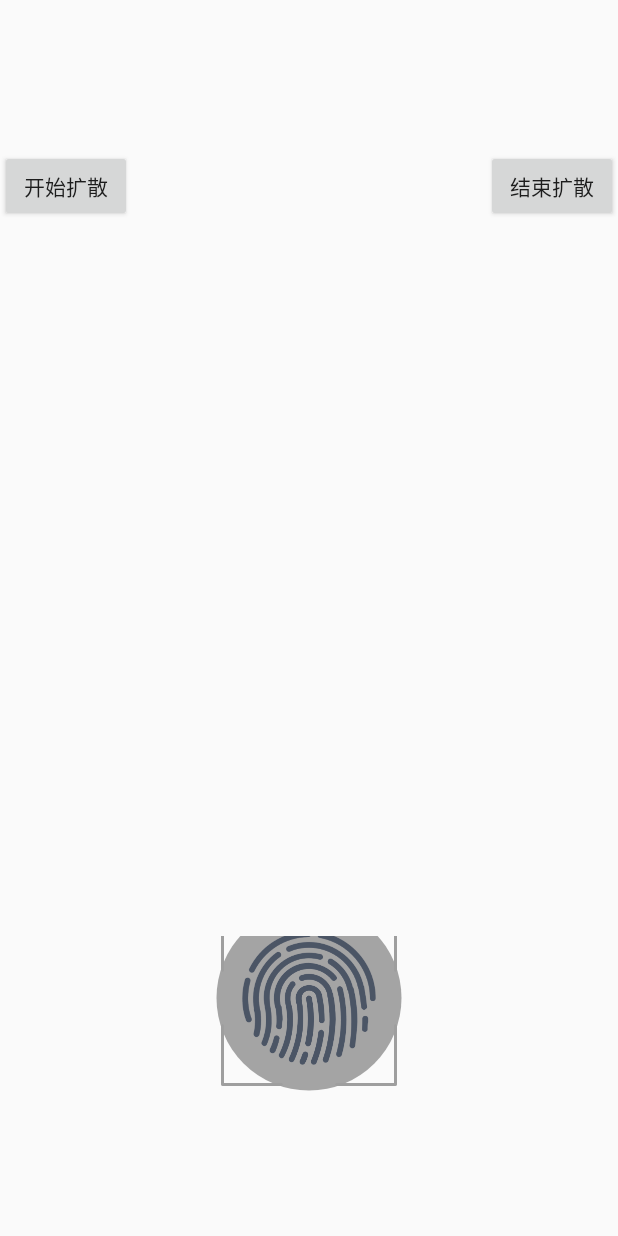
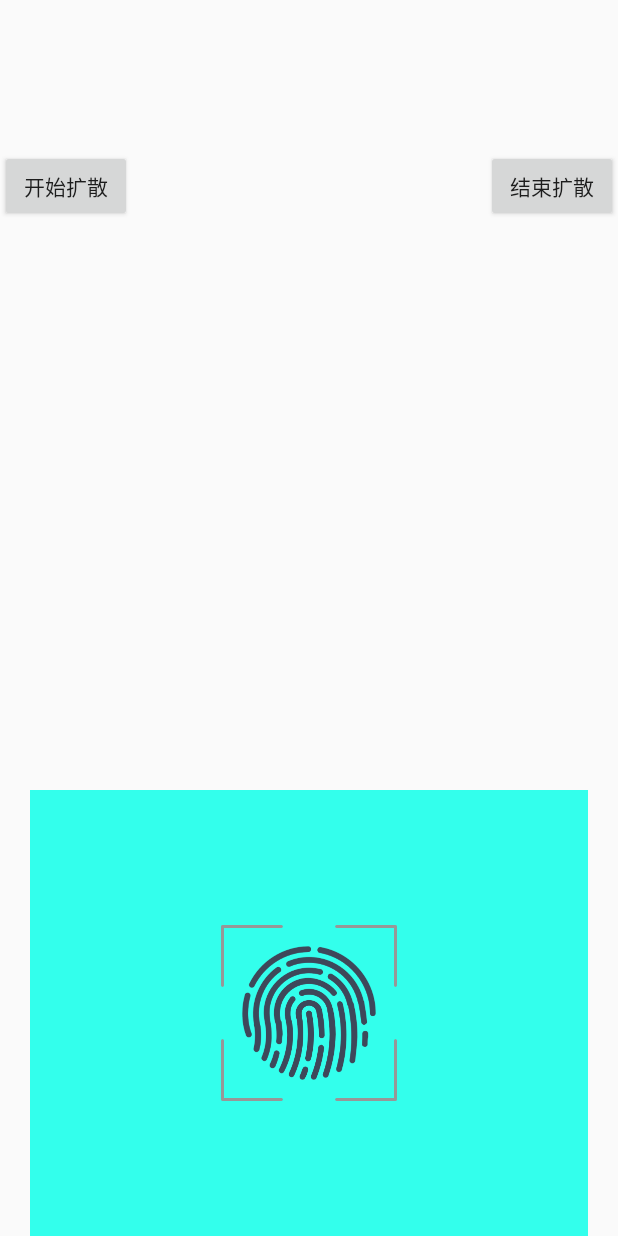
Before and after one commit to xjxliuxing/AndroidHelper, an Android app: the layout activity_touch_unlock.xml on its own in the app's theme, with its tools: preview values and no code run, on a phone screen of 412 x 824 dp. Run offline under Robolectric (Android 15) with nearby library versions, the phone set to English and light mode, and no system bars.

Commit message:
完善密码解锁的view

```diff
--- a/app/src/main/java/com/xjx/helper/ui/home/activity/todo/customviewui/TouchUnlockActivity.kt
+++ b/app/src/main/java/com/xjx/helper/ui/home/activity/todo/customviewui/TouchUnlockActivity.kt
@@ -25,6 +25,7 @@ class TouchUnlockActivity : CommonBaseTitleActivity() {
 //            cv.endView()
 //            waaaa.pauseAnim()
             lllll.pause()
+            touch_view.endView()
         }
     }
 
--- a/app/src/main/java/com/xjx/helper/widget/custom/TestView.java
+++ b/app/src/main/java/com/xjx/helper/widget/custom/TestView.java
@@ -44,7 +44,7 @@ public class TestView extends View {
     private int centerX; // view的X轴中心
     private int centerY; // view的Y轴中心
     private int radius;   // 绘制的半径
-    private int mPaintWidth = 30; // 画笔的宽度
+    // private int mPaintWidth = 30; // 画笔的宽度
     private int intervalWidth = 30; // 每隔view间隔的宽度
     private float speed = 1.5f;// 扩散的速度
 
@@ -64,7 +64,7 @@ public class TestView extends View {
         mPaintSpread.setAntiAlias(true);
         mPaintSpread.setDither(true);
         mPaintSpread.setStyle(Paint.Style.FILL);
-        mPaintSpread.setStrokeWidth(mPaintWidth);// view的宽度
+        // mPaintSpread.setStrokeWidth(mPaintWidth);// view的宽度
         mPaintSpread.setColor(ContextCompat.getColor(getContext(), R.color.black_15));
 
         mAlphaList.add(255); // 默认设置最大值
@@ -127,7 +127,7 @@ public class TestView extends View {
             LogUtil.e("width:" + width + "  alphas:" + alphas + "   alphasZoom：" + alphasZoom + " maxRadius：" + maxRadius + "  maxLenght:" + (maxRadius - radius));
             if (width + radius < maxRadius) {  //扩散直径和透明度
                 LogUtil.e("  ssss:" + (255 - alphasZoom * (width + speed)));
-                mAlphaList.set(i, (int) (255 - alphasZoom * (width + speed)));
+                mAlphaList.set(i, (int) (257 - alphasZoom * (width + speed)));
                 mRadiusList.set(i, width + speed);
             } else {
                 mAlphaList.set(i, 0);
@@ -136,7 +136,7 @@ public class TestView extends View {
 
         // 只要最外边的view宽度大于30 ，就开始添加一个view
         Float current = mRadiusList.get(mRadiusList.size() - 1);
-        if ((current) == (mPaintWidth + intervalWidth)) {
+        if (current == intervalWidth) {
             mRadiusList.add(0f);
             mAlphaList.add(255);
         }
--- /dev/null
+++ b/app/src/main/java/com/xjx/helper/widget/custom/TouchView.java
@@ -0,0 +1,267 @@
+package com.xjx.helper.widget.custom;
+
+import android.annotation.SuppressLint;
+import android.content.Context;
+import android.content.res.TypedArray;
+import android.graphics.Bitmap;
+import android.graphics.Canvas;
+import android.graphics.Paint;
+import android.graphics.Rect;
+import android.graphics.drawable.Drawable;
+import android.os.Handler;
+import android.os.Message;
+import android.util.AttributeSet;
+import android.view.MotionEvent;
+import android.view.View;
+
+import androidx.annotation.Nullable;
+import androidx.core.content.ContextCompat;
+
+import com.xjx.helper.R;
+import com.xjx.helper.utils.ConvertUtil;
+import com.xjx.helper.utils.CustomViewUtil;
+import com.xjx.helper.utils.LogUtil;
+import com.xjx.helper.utils.ToastUtil;
+
+import java.util.ArrayList;
+import java.util.List;
+
+/**
+ * 按下的View效果
+ */
+public class TouchView extends View {
+    private final long waitTime = 1000; // 长按的等待时间
+    private final int waitCode = 199716; // 长按的code
+
+    private String TAG = "Touch";
+    private Bitmap mBitmap;
+    private int mBitmapWidth;
+    private int mBitmapHeight;
+
+    private float mTopValue; // 距离顶部的距离
+    private float mBottomValue; // 距离底部的距离
+    private int mRadiusPadding; // 左右边距的值
+
+    private int mLeft;
+    private int mRight;
+    private int mTop;
+    private int mBottom;
+
+    private int mCenterX;       // view的X轴中心
+    private int mCenterY;       // view的Y轴中心
+    private int mBitmapRadius;  // 圆形的半径
+    private int mMaxRadius = 0; // 最大的半径值
+
+    private Rect mRectSrc, mRectDes;
+    private Paint mPaint = new Paint();
+
+    private boolean isStartAnim = false; // 控制是否循环
+
+    private List<Float> mRadiusList = new ArrayList();
+    private List<Integer> mAlphaList = new ArrayList();
+    private int intervalWidth; // 每隔view间隔的宽度
+    private float mSpeed;// 扩散的速度
+    private float mAlphasZoom; // 透明度的比例
+
+    private TouchListener mListener;
+
+    public TouchView(Context context) {
+        super(context);
+        initView(context, null);
+    }
+
+    public TouchView(Context context, @Nullable AttributeSet attrs) {
+        super(context, attrs);
+        initView(context, attrs);
+    }
+
+    private void initView(Context context, AttributeSet attrs) {
+        // 获取属性
+        @SuppressLint("CustomViewStyleable")
+        TypedArray array = context.obtainStyledAttributes(attrs, R.styleable.TouchView);
+
+        float dp = ConvertUtil.toDp(100f);
+
+        // drawable
+        Drawable drawable = array.getDrawable(R.styleable.TouchView_tv_drawable);
+        mTopValue = array.getDimension(R.styleable.TouchView_tv_padding_Top, dp);
+        mBottomValue = array.getDimension(R.styleable.TouchView_tv_padding_Bottom, dp);
+        mRadiusPadding = (int) array.getDimension(R.styleable.TouchView_tv_padding_Radius, dp);
+        intervalWidth = (int) array.getDimension(R.styleable.TouchView_tv_interval_Width, dp);
+        mSpeed = array.getFloat(R.styleable.TouchView_tv_speed, 1);
+
+        mBitmap = CustomViewUtil.getBitmapDefault(drawable);
+        // 设置bitmap的数据
+        if (mBitmap != null) {
+            mBitmapWidth = mBitmap.getWidth();
+            mBitmapHeight = mBitmap.getHeight();
+        }
+        // 释放对象
+        array.recycle();
+    }
+
+    @Override
+    protected void onSizeChanged(int w, int h, int oldw, int oldh) {
+        super.onSizeChanged(w, h, oldw, oldh);
+
+        LogUtil.e(TAG, "mBitmapWidth:" + mBitmapWidth + "   mBitmapHeight:" + mBitmapHeight);
+        int measuredWidth = getMeasuredWidth();
+        int measuredHeight = getMeasuredHeight();
+
+        // 设定边距
+        mLeft = (measuredWidth - mBitmapWidth) / 2 + mRadiusPadding;
+        mRight = mLeft + mBitmapWidth;
+
+        if (mTopValue <= 0) {
+            mTop = (int) mTopValue;
+        } else {
+            mTop = (measuredHeight - mBitmapHeight) / 2;
+        }
+        mBottom = mTop + (mBitmapHeight);
+
+        // 半径
+        mCenterX = mLeft + (mBitmapWidth / 2);
+        mCenterY = mTop + (mBitmapHeight / 2);
+        mBitmapRadius = mBitmapWidth / 2;
+
+        // mMaxRadius = measuredWidth / 2 + mRadiusPadding;
+        mMaxRadius = Math.min((measuredWidth / 2 + mRadiusPadding), (measuredHeight / 2));
+
+        mRectSrc = new Rect(0, 0, mBitmapWidth, mBitmapHeight);
+        mRectDes = new Rect(mLeft, mTop, mRight, mBottom);
+
+        // 画笔
+        mPaint.setAntiAlias(true);
+        mPaint.setDither(true);
+        mPaint.setStyle(Paint.Style.FILL);
+        mPaint.setColor(ContextCompat.getColor(getContext(), R.color.black_15));
+
+        // 求出每一份view占据的透明度
+        mAlphasZoom = 255f / (mMaxRadius - mBitmapRadius); //注意这里 如果为int类型就会为0,除数中f一定要加,默认int ;
+    }
+
+    @Override
+    protected void onMeasure(int widthMeasureSpec, int heightMeasureSpec) {
+        super.onMeasure(widthMeasureSpec, heightMeasureSpec);
+
+        if (mBottomValue + mTopValue <= 0) {
+            int width = resolveSize(MeasureSpec.getSize(widthMeasureSpec), widthMeasureSpec) - (mRadiusPadding * 2);
+            setMeasuredDimension(width, width);
+        } else {
+            setMeasuredDimension(resolveSize(MeasureSpec.getSize(widthMeasureSpec), widthMeasureSpec) - (mRadiusPadding * 2),
+                    (int) (mBitmapHeight + mTopValue + mBottomValue));
+        }
+    }
+
+    @Override
+    protected void onDraw(Canvas canvas) {
+        super.onDraw(canvas);
+
+        // 绘制动态圆圈
+        if (isStartAnim) {
+            for (int i = 0; i < mRadiusList.size(); i++) {
+                // 设置透明度
+                Integer alphas = mAlphaList.get(i);
+                mPaint.setAlpha(alphas);
+                // 设置
+                Float width = mRadiusList.get(i);
+                canvas.drawCircle(mCenterX, mCenterY, width + mBitmapRadius, mPaint);
+
+                if (mListener != null) {
+                    mListener.onDownTouch();
+                }
+
+                if (width + mBitmapRadius <= mMaxRadius) {
+                    mRadiusList.set(i, (width + mSpeed));
+                    mAlphaList.set(i, (int) (255 - (width * mAlphasZoom)));
+                }
+                LogUtil.e("当前的widht:" + width + " 间隔：" + ((width + mSpeed) + mBitmapRadius));
+            }
+
+            if (mRadiusList.get(mRadiusList.size() - 1) >= intervalWidth) {
+                mRadiusList.add(0f);
+                mAlphaList.add(255);
+            }
+
+            if (mRadiusList.size() > 10) {
+                mRadiusList.remove(0);
+                mAlphaList.remove(0);
+            }
+
+            invalidate();
+        }
+
+        // 绘制中心图片
+        canvas.drawBitmap(mBitmap, mRectSrc, mRectDes, null);
+    }
+
+    @Override
+    public boolean dispatchTouchEvent(MotionEvent event) {
+        switch (event.getAction()) {
+            // 按下和移动的动作
+            case MotionEvent.ACTION_DOWN:
+                float x = event.getX();
+                float y = event.getY();
+                if ((x >= mLeft) && (x <= mRight) && (y >= mTop) && (y <= mBottom)) {
+                    // 在这里需要去触动水波纹效果
+                    LogUtil.e("开始发送消息 ...");
+                    // 发送一个延迟的消息
+                    mHandler.sendEmptyMessageDelayed(waitCode, waitTime);
+                    return true;
+                } else {
+                    return false;
+                }
+
+            case MotionEvent.ACTION_UP:
+                if (mListener != null) {
+                    mListener.onUpTouch();
+                }
+                mHandler.removeMessages(waitCode);
+                mHandler.removeCallbacksAndMessages(null);
+                endView();
+                invalidate();
+                return false;
+        }
+        return super.dispatchTouchEvent(event);
+    }
+
+    @SuppressLint("HandlerLeak")
+    private Handler mHandler = new Handler() {
+        @Override
+        public void handleMessage(Message msg) {
+            super.handleMessage(msg);
+            startView();
+        }
+    };
+
+    private void startView() {
+        ToastUtil.showToast("开始执行动画...");
+        this.isStartAnim = true;
+        mHandler.removeMessages(waitCode);
+        mHandler.removeCallbacksAndMessages(null);
+
+        // 添加默认的数据
+        mRadiusList.add(0f);
+        mAlphaList.add(255);
+        invalidate();
+    }
+
+    public void endView() {
+        mHandler.removeMessages(waitCode);
+        mHandler.removeCallbacksAndMessages(null);
+        this.isStartAnim = false;
+        mRadiusList.clear();
+        mAlphaList.clear();
+        invalidate();
+    }
+
+    public interface TouchListener {
+        void onDownTouch();
+
+        void onUpTouch();
+    }
+
+    public void setOnTouchListener(TouchListener listener) {
+        this.mListener = listener;
+    }
+}
--- a/app/src/main/res/layout/activity_touch_unlock.xml
+++ b/app/src/main/res/layout/activity_touch_unlock.xml
@@ -1,5 +1,6 @@
 <?xml version="1.0" encoding="utf-8"?>
 <RelativeLayout xmlns:android="http://schemas.android.com/apk/res/android"
+    xmlns:app="http://schemas.android.com/apk/res-auto"
     xmlns:tools="http://schemas.android.com/tools"
     android:layout_width="match_parent"
     android:layout_height="match_parent"
@@ -40,9 +41,23 @@
         android:layout_width="match_parent"
         android:layout_height="wrap_content"
         android:layout_alignParentBottom="true"
-        />
+        android:background="@color/blue_2"
+        android:visibility="gone" />
 
-<!--    android:background="@color/green_1"-->
+    <com.xjx.helper.widget.custom.TouchView
+        android:id="@+id/touch_view"
+        android:layout_width="match_parent"
+        android:layout_height="wrap_content"
+        android:layout_alignParentBottom="true"
+        android:layout_centerHorizontal="true"
+        android:background="@color/blue_2"
+        app:tv_drawable="@mipmap/anxia"
+        app:tv_interval_Width="30dp"
+        app:tv_padding_Bottom="120dp"
+        app:tv_padding_Radius="@dimen/dp_20"
+        app:tv_padding_Top="60dp"
+        app:tv_speed="1.5" />
 
+    <!--    android:background="@color/green_1"-->
 
 </RelativeLayout>
```
Also changed, not shown: app/src/main/res/values/styles.xml (+9 -0 lines), app/src/main/res/mipmap-xxhdpi/icon_cntrol_yuan.png (added).
